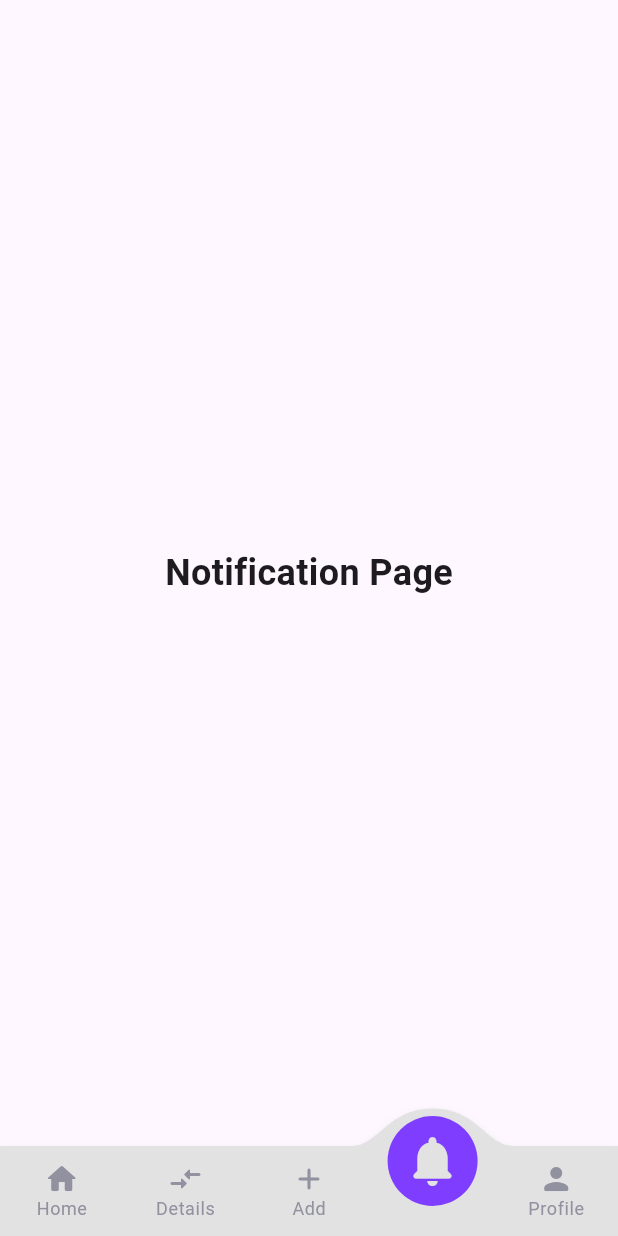
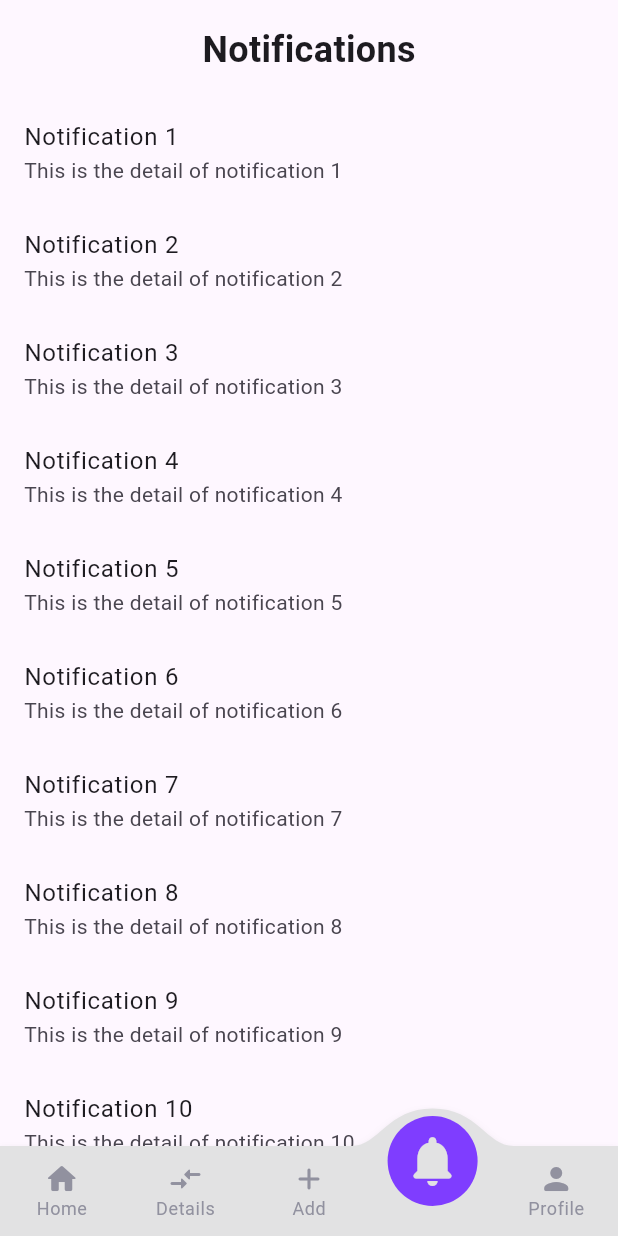
Before and after one commit to wirasyf/Budget-App, a Flutter app: the MainNavigation screen opened directly, item 4 of the bottom bar chosen, on a phone screen of 412 x 824 dp. Run offline on Flutter 3.47's test engine with Material 3 defaults, Android fonts, the phone set to English and light mode, and no system bars; drawn by our look-alikes of convex_bottom_bar; our stand-ins replace firebase_core; accounts and stored records are empty.

Commit message:
membuat ui notifikasi

```diff
--- a/lib/auth/login.dart
+++ b/lib/auth/login.dart
@@ -1,5 +1,6 @@
 import 'package:flutter/material.dart';
-import 'package:flutter1/widget/layout/navigation.dart';
+import 'package:flutter1/main/home.dart';
+// import 'package:flutter1/widget/layout/navigation.dart';
 
 class LoginPage extends StatefulWidget {
   const LoginPage({super.key});
@@ -144,7 +145,7 @@ class _LoginPageState extends State<LoginPage> {
                   onPressed: () {
                     Navigator.push(
                       context,
-                      MaterialPageRoute(builder: (context) => MainNavigation()),
+                      MaterialPageRoute(builder: (context) => HomePage()),
                     );
                   },
                   style: ElevatedButton.styleFrom(
--- a/lib/main.dart
+++ b/lib/main.dart
@@ -1,5 +1,5 @@
 import 'package:flutter/material.dart';
-import 'package:flutter1/auth/login.dart';
+import 'package:flutter1/widget/layout/navigation.dart';
 
 void main() {
   runApp(MyApp());
@@ -14,7 +14,7 @@ class MyApp extends StatelessWidget {
       debugShowCheckedModeBanner: false,
       title: 'Budget App',
       theme: ThemeData(primarySwatch: Colors.blue),
-      home: LoginPage(),
+      home: MainNavigation(),
     );
   }
 }
--- a/lib/main/detail_transaction.dart
+++ b/lib/main/detail_transaction.dart
@@ -15,7 +15,7 @@ class _DetailTransactionState extends State<DetailTransaction> {
     return Column(
       children: [
         Container(
-          padding: const EdgeInsets.symmetric(horizontal: 10),
+          padding: const EdgeInsets.symmetric(horizontal: 10, vertical: 5),
           child: Row(
             mainAxisAlignment: MainAxisAlignment.spaceBetween,
             children: [
--- a/lib/main/notification.dart
+++ b/lib/main/notification.dart
@@ -5,11 +5,27 @@ class NotificationPage extends StatelessWidget {
 
   @override
   Widget build(BuildContext context) {
-    return Center(
-      child: Text(
-        "Notification Page",
-        style: TextStyle(fontSize: 24, fontWeight: FontWeight.bold),
-      ),
+    return Column(
+      children: [
+        Container(
+          padding: const EdgeInsets.all(16),
+          child: Text(
+            "Notifications",
+            style: TextStyle(fontSize: 24, fontWeight: FontWeight.bold),
+          ),
+        ),
+        Expanded(
+          child: ListView.builder(
+            itemCount: 10,
+            itemBuilder: (context, index) {
+              return ListTile(
+                title: Text("Notification ${index + 1}"),
+                subtitle: Text("This is the detail of notification ${index + 1}"),
+              );
+            },
+          ),
+        ),
+      ],
     );
   }
 }
--- a/lib/widget/layout/navigation.dart
+++ b/lib/widget/layout/navigation.dart
@@ -40,7 +40,7 @@ class _MainNavigationState extends State<MainNavigation> {
           TabItem(icon: Icons.home_rounded, title: 'Home'),
           TabItem(icon: Icons.compare_arrows_rounded, title: 'Details'),
           TabItem(icon: Icons.add_rounded, title: 'Add'),
-          TabItem(icon: Icons.notifications_rounded, title: 'Notifications'),
+          TabItem(icon: Icons.notifications_rounded, title: 'Notif'),
           TabItem(icon: Icons.person_rounded, title: 'Profile'),
         ],
         initialActiveIndex: _selectedIndex,
```
Also changed, not shown: lib/widget/home/up_bar.dart (+10 -6 lines).
